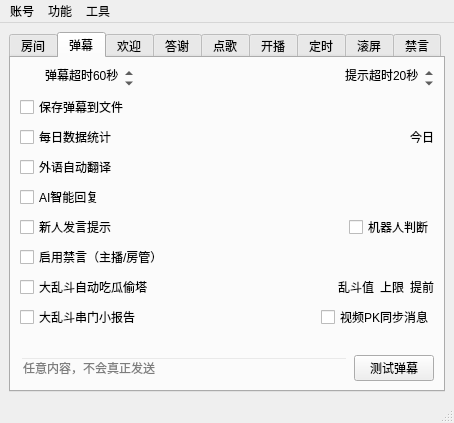
First picture: the form in mainwindow.ui, repository iwxyi/Bilibili-MagicalDanmaku, before the edit.
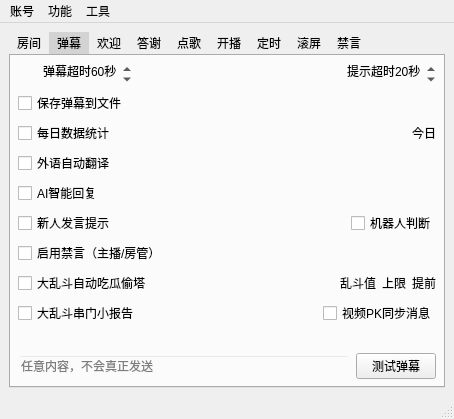
Second picture: the form after the edit. The open tabs and pages were chosen to show the change. Icons and pictures are not drawn. Custom widgets are drawn as their Qt base class.

Commit message: 优化一丝丝的TabWidget界面

```diff
--- a/mainwindow.ui
+++ b/mainwindow.ui
@@ -22,7 +22,36 @@
     <item>
      <widget class="MyTabWidget" name="tabWidget">
       <property name="styleSheet">
-       <string notr="true"/>
+       <string notr="true">QTabWidget
+{
+	border: none;
+}
+
+QTabWidget::tab-bar
+{
+	border: none;
+}
+
+QTabBar::tab
+{
+	border: 0px solid #F0F0F000;
+	padding: 4px;
+	padding-left: 8px;
+	padding-right: 8px;
+	min-width: 8ex;
+	margin: 0px;
+}
+
+QTabBar::tab:hover
+{
+	background: rgba(128,128,128,64);
+}
+
+QTabBar::tab:selected
+{
+	background: rgba(128,128,128,64);
+}
+</string>
       </property>
       <property name="currentIndex">
        <number>0</number>
```
Left out of the diff: 2 changed lines with no effect on the pictures. The commit also changes 2 other files.
